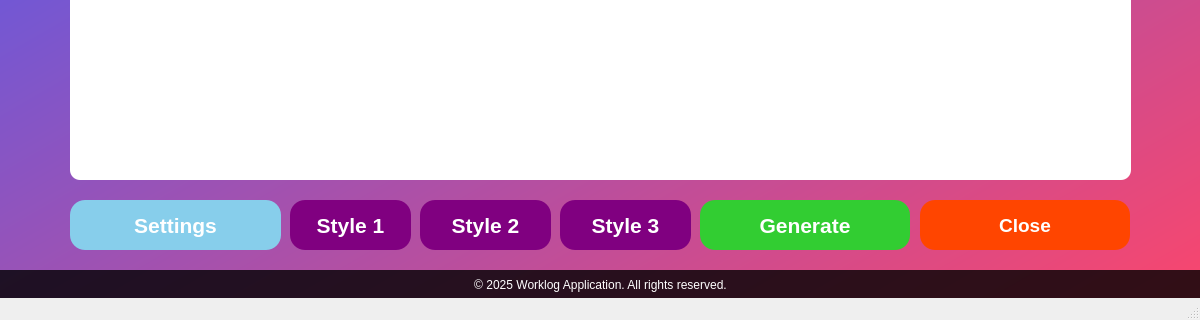
This is worklog.ui in nakkasoft/das-worklog as Qt 5 draws it before an edit; both pictures show x 0 to 1200 and y 380 to 700 of the 1200 by 700 pixel window. The edited form follows.
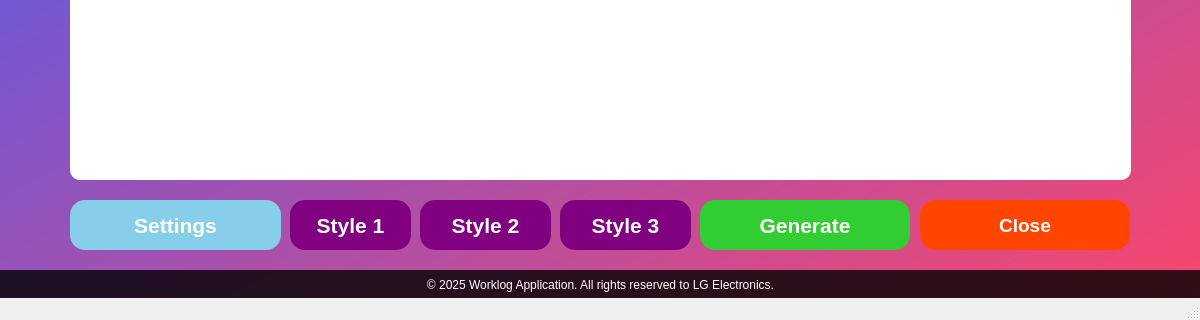
This is the edited form. Icons and pictures are not drawn.

Patch:
```diff
--- a/worklog.ui
+++ b/worklog.ui
@@ -292,7 +292,7 @@
      </string>
     </property>
     <property name="text">
-     <string>© 2025 Worklog Application. All rights reserved.</string>
+     <string>© 2025 Worklog Application. All rights reserved to LG Electronics.</string>
     </property>
     <property name="alignment">
      <set>Qt::AlignCenter</set>
```
